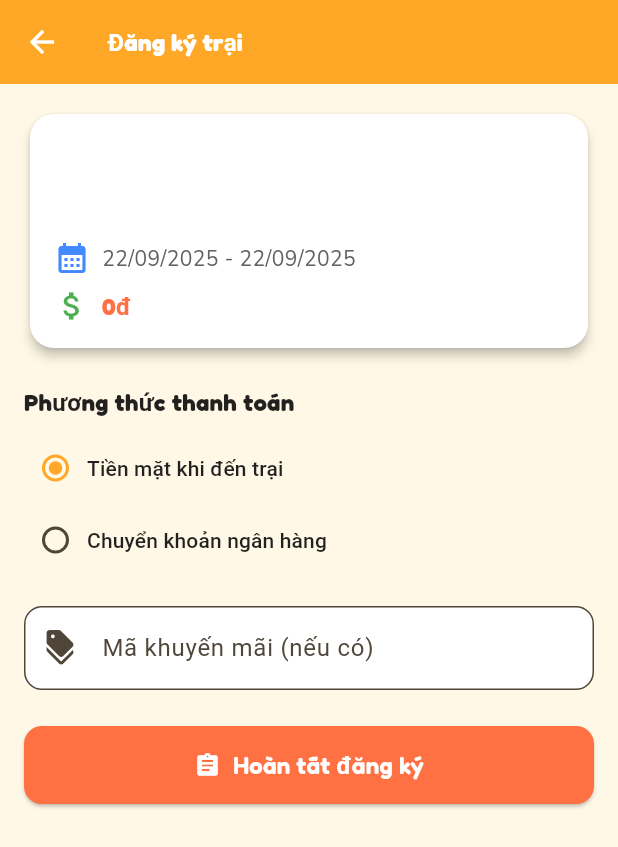
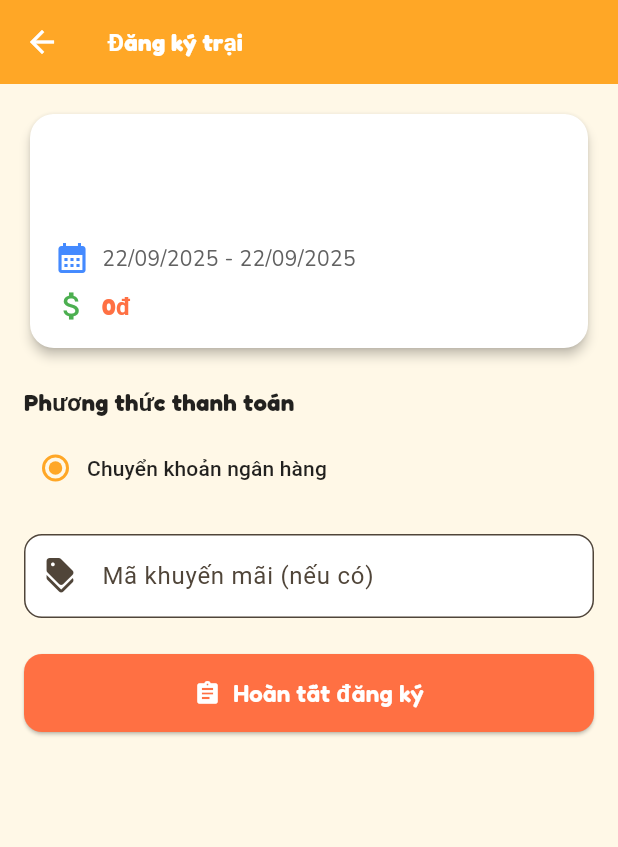
Before and after one commit to Darkvolcano/SummerCamp_Mobile, a Flutter app: the RegistrationFormScreen screen opened directly with empty values, on a phone screen of 412 x 824 dp. Shown: the top 847 px of the screen. Run offline on Flutter 3.47's test engine with Material 3 defaults, Android fonts, the phone set to English and light mode, and no system bars; our stand-ins replace dio, image_picker, shared_preferences, socket_io_client; accounts and stored records are empty; network calls fail.

Commit message:
fix size navbar and register form

```diff
--- a/lib/core/config/app_routes.dart
+++ b/lib/core/config/app_routes.dart
@@ -1,4 +1,5 @@
 import 'package:flutter/material.dart';
+import 'package:summercamp/features/ai_chat/presentation/screens/ai_chat_screen.dart';
 import 'package:summercamp/features/auth/presentation/screens/login_screen.dart';
 import 'package:summercamp/features/blog/domain/entities/blog.dart';
 import 'package:summercamp/features/blog/presentation/screens/blog_detail_screen.dart';
@@ -60,6 +61,9 @@ class AppRoutes {
       // Parent, Staff can use this screen
       case profile:
         return MaterialPageRoute(builder: (_) => ProfileScreen());
+
+      case chatAI:
+        return MaterialPageRoute(builder: (_) => AIChatScreen());
 
       case campList:
         // if (role == "Parent" || role == "Staff") {
--- a/lib/core/widgets/custom_bottom_nav_bar.dart
+++ b/lib/core/widgets/custom_bottom_nav_bar.dart
@@ -17,7 +17,7 @@ class CustomBottomNavBar extends StatelessWidget {
     const Color inactiveColor = Colors.white70;
 
     return SizedBox(
-      height: 90,
+      height: 70,
       child: Stack(
         clipBehavior: Clip.none,
         children: [
@@ -79,7 +79,7 @@ class CustomBottomNavBar extends StatelessWidget {
                       top: 10,
                       left: 10,
                       right: 10,
-                      bottom: 8,
+                      bottom: 10,
                     ),
                     decoration: BoxDecoration(
                       color: AppTheme.summerPrimary,
--- a/lib/features/registration/presentation/screens/registration_form_screen.dart
+++ b/lib/features/registration/presentation/screens/registration_form_screen.dart
@@ -127,13 +127,6 @@ class _RegistrationFormScreenState extends State<RegistrationFormScreen> {
                     groupValue: _selectedPaymentId,
                     onChanged: (val) =>
                         setState(() => _selectedPaymentId = val!),
-                    child: const Text("Tiền mặt khi đến trại"),
-                  ),
-                  RadioMenuButton<int>(
-                    value: 2,
-                    groupValue: _selectedPaymentId,
-                    onChanged: (val) =>
-                        setState(() => _selectedPaymentId = val!),
                     child: const Text("Chuyển khoản ngân hàng"),
                   ),
                 ],
```
